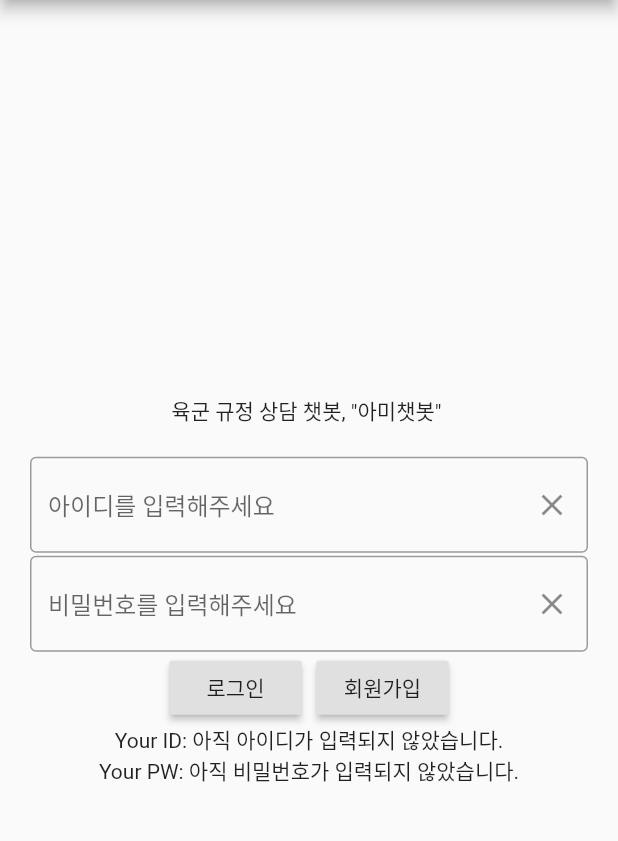
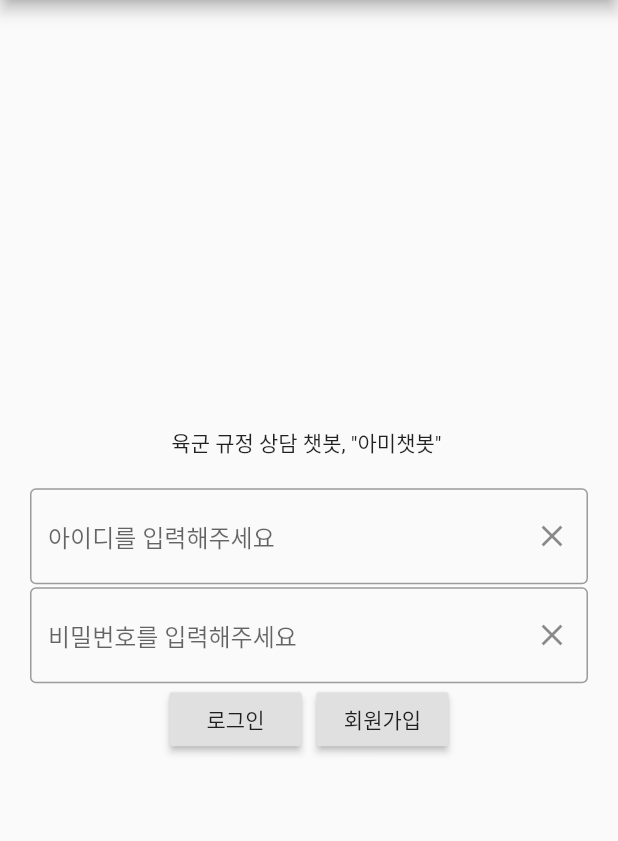
Before and after one commit to hoeeeeeh/armychat, a Flutter app: the screen it shows after launch, on a phone screen of 412 x 824 dp, the part 84-925 px from its top. Run offline on Flutter 3.47's test engine with Material 2 defaults, Android fonts, the phone set to English and light mode, and no system bars.

Commit message:
20.10.02
로그인 하면 상담화면 넘어감

```diff
--- a/lib/main.dart
+++ b/lib/main.dart
@@ -1,5 +1,5 @@
+import 'package:army_chatbot/counselor.dart';
 import 'package:army_chatbot/signin.dart';
-import 'package:army_chatbot/user.dart';
 import 'package:flutter/material.dart';
 
 void main() {
@@ -52,25 +52,11 @@ class MyHomePage extends StatefulWidget {
 }
 
 class _MyHomePageState extends State<MyHomePage> {
-  TextEditingController idController;
-  TextEditingController passwdController;
+  final idController = TextEditingController();
+  final passwdController = TextEditingController();
 
-  String id;
-  String passwd;
-
-  void initState() {
-    super.initState();
-    id = '아직 아이디가 입력되지 않았습니다.';
-    passwd = '아직 비밀번호가 입력되지 않았습니다.';
-    idController = TextEditingController();
-    passwdController = TextEditingController();
-  }
-
-  void dispose() {
-    idController.dispose();
-    passwdController.dispose();
-    super.dispose();
-  }
+  String id = '아직 아이디가 입력되지 않았습니다.';
+  String passwd = '아직 비밀번호가 입력되지 않았습니다.';
 
   void _alert() {
     showDialog(
@@ -98,11 +84,6 @@ class _MyHomePageState extends State<MyHomePage> {
       if (idController.text == "" || passwdController.text == "") {
         _alert();
         return;
-      }
-
-      if (idController.text == "admin" && passwdController.text == "admin") {
-        Navigator.push(
-            context, MaterialPageRoute(builder: (context) => User()));
       }
       id = idController.text;
       passwd = passwdController.text;
@@ -178,9 +159,14 @@ class _MyHomePageState extends State<MyHomePage> {
                         mainAxisAlignment: MainAxisAlignment.center,
                         children: <Widget>[
                       RaisedButton(
-                        child: Text('로그인'),
-                        onPressed: _login,
-                      ),
+                          child: Text('로그인'),
+                          onPressed: () {
+                            _login();
+                            Navigator.push(
+                                context,
+                                MaterialPageRoute(
+                                    builder: (context) => CounSel()));
+                          }),
                       Padding(
                         padding: EdgeInsets.only(left: 10),
                       ),
@@ -193,8 +179,8 @@ class _MyHomePageState extends State<MyHomePage> {
                                     builder: (context) => SignIn()));
                           })
                     ])),
-                Text('Your ID: $id'),
-                Text('Your PW: $passwd'),
+                //Text('Your ID: $id'),
+                //Text('Your PW: $passwd'),
               ],
             ),
           ),
```
